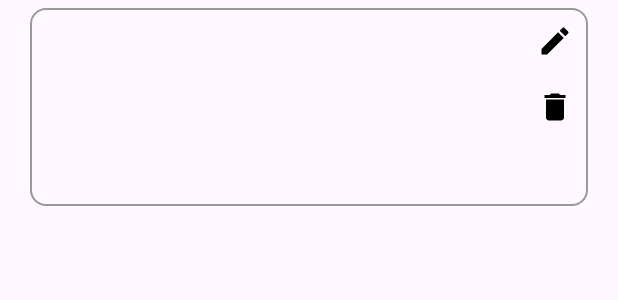
After one commit to rlram/Notes-App, an Android app: the layout layout_each_note.xml on its own in the app's theme, with its tools: preview values and no code run, on a phone screen of 412 x 824 dp. The commit adds this screen. Shown: the top 300 px of the screen. Run offline under Robolectric (Android 15) with nearby library versions, the phone set to English and light mode, and no system bars.

Commit message:
adding app layout

```diff
--- /dev/null
+++ b/app/src/main/res/drawable/baseline_add_24.xml
@@ -0,0 +1,5 @@
+<vector xmlns:android="http://schemas.android.com/apk/res/android" android:height="24dp" android:tint="#000000" android:viewportHeight="24" android:viewportWidth="24" android:width="24dp">
+
+    <path android:fillColor="@android:color/white" android:pathData="M19,13h-6v6h-2v-6H5v-2h6V5h2v6h6v2z"/>
+
+</vector>
--- /dev/null
+++ b/app/src/main/res/drawable/baseline_delete_24.xml
@@ -0,0 +1,5 @@
+<vector xmlns:android="http://schemas.android.com/apk/res/android" android:height="24dp" android:tint="#000000" android:viewportHeight="24" android:viewportWidth="24" android:width="24dp">
+
+    <path android:fillColor="@android:color/white" android:pathData="M6,19c0,1.1 0.9,2 2,2h8c1.1,0 2,-0.9 2,-2V7H6v12zM19,4h-3.5l-1,-1h-5l-1,1H5v2h14V4z"/>
+
+</vector>
--- /dev/null
+++ b/app/src/main/res/drawable/baseline_edit_24.xml
@@ -0,0 +1,5 @@
+<vector xmlns:android="http://schemas.android.com/apk/res/android" android:height="24dp" android:tint="#000000" android:viewportHeight="24" android:viewportWidth="24" android:width="24dp">
+
+    <path android:fillColor="@android:color/white" android:pathData="M3,17.25V21h3.75L17.81,9.94l-3.75,-3.75L3,17.25zM20.71,7.04c0.39,-0.39 0.39,-1.02 0,-1.41l-2.34,-2.34c-0.39,-0.39 -1.02,-0.39 -1.41,0l-1.83,1.83 3.75,3.75 1.83,-1.83z"/>
+
+</vector>
--- /dev/null
+++ b/app/src/main/res/drawable/round_background.xml
@@ -0,0 +1,8 @@
+<?xml version="1.0" encoding="utf-8"?>
+<shape xmlns:android="http://schemas.android.com/apk/res/android"
+    android:shape="rectangle">
+
+    <corners android:radius="10dp" />
+    <stroke android:color="@color/grey"
+        android:width="1dp"/>
+</shape>
--- /dev/null
+++ b/app/src/main/res/layout/layout_each_note.xml
@@ -0,0 +1,64 @@
+<?xml version="1.0" encoding="utf-8"?>
+<LinearLayout xmlns:android="http://schemas.android.com/apk/res/android"
+    android:orientation="horizontal"
+    android:layout_width="match_parent"
+    android:layout_height="wrap_content"
+    android:background="@drawable/round_background"
+    android:layout_marginTop="5dp"
+    android:layout_marginBottom="5dp"
+    android:layout_marginStart="20dp"
+    android:layout_marginEnd="20dp">
+
+    <LinearLayout
+        android:layout_width="0dp"
+        android:layout_height="wrap_content"
+        android:layout_weight="1"
+        android:orientation="vertical">
+
+        <TextView
+            android:id="@+id/tvDateTime"
+            android:layout_width="wrap_content"
+            android:layout_height="wrap_content"
+            android:layout_marginTop="10dp"
+            android:layout_marginStart="20dp"/>
+
+        <TextView
+            android:id="@+id/tvTitle"
+            android:layout_width="wrap_content"
+            android:layout_height="wrap_content"
+            android:textSize="28sp"
+            android:layout_marginTop="20dp"
+            android:layout_marginStart="20dp"/>
+
+        <TextView
+            android:id="@+id/tvContent"
+            android:layout_width="wrap_content"
+            android:layout_height="wrap_content"
+            android:textSize="18sp"
+            android:layout_marginTop="10dp"
+            android:layout_marginBottom="10dp"
+            android:layout_marginStart="20dp" />
+    </LinearLayout>
+
+    <LinearLayout
+        android:layout_width="wrap_content"
+        android:layout_height="wrap_content"
+        android:orientation="vertical">
+
+        <ImageView
+            android:id="@+id/ivEdit"
+            android:layout_width="wrap_content"
+            android:layout_height="wrap_content"
+            android:contentDescription="@string/editicon"
+            android:src="@drawable/baseline_edit_24"
+            android:layout_margin="10dp"/>
+
+        <ImageView
+            android:id="@+id/ivDelete"
+            android:layout_width="wrap_content"
+            android:layout_height="wrap_content"
+            android:contentDescription="@string/deleteicon"
+            android:src="@drawable/baseline_delete_24"
+            android:layout_margin="10dp"/>
+    </LinearLayout>
+</LinearLayout>
--- a/app/src/main/res/values/colors.xml
+++ b/app/src/main/res/values/colors.xml
@@ -3,4 +3,5 @@
     <color name="black">#FF000000</color>
     <color name="white">#FFFFFFFF</color>
     <color name="blue">#0186F1</color>
+    <color name="grey">#999999</color>
 </resources>
--- a/app/src/main/res/values/strings.xml
+++ b/app/src/main/res/values/strings.xml
@@ -15,4 +15,8 @@
     <string name="reset_password">Reset password</string>
     <string name="please_enter_your_email_here">Please enter your email here</string>
     <string name="send">SEND</string>
+    <string name="editicon">editIcon</string>
+    <string name="deleteicon">deleteIcon</string>
+    <string name="create">CREATE</string>
+    <string name="signout">signOut</string>
 </resources>
```
Also changed, not shown: app/src/main/res/layout/activity_main.xml (+45 -0 lines), app/src/main/res/drawable/icon_sign_out.png (added).
